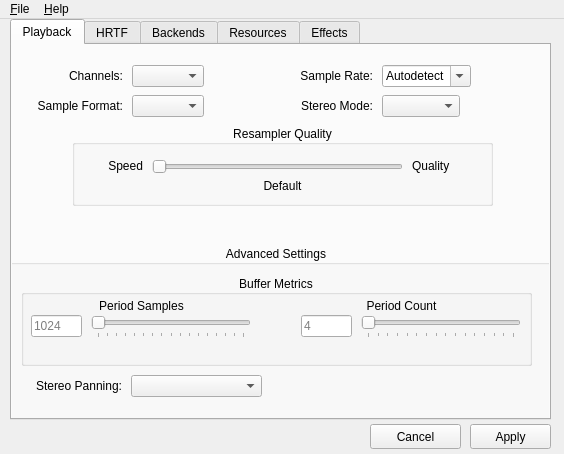
The window that utils/alsoft-config/mainwindow.ui (kcat/openal-soft) describes before a commit, drawn with Qt 5.
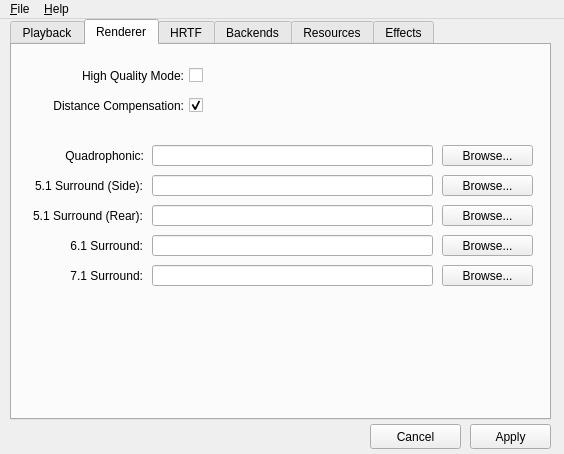
The same window after the commit. The open tabs and pages were chosen to show the change. Icons and pictures are not drawn.

Commit message: Add a config dialog tab for decoder options

```diff
--- a/utils/alsoft-config/mainwindow.ui
+++ b/utils/alsoft-config/mainwindow.ui
@@ -537,6 +537,258 @@
       </widget>
      </widget>
     </widget>
+    <widget class="QWidget" name="tab_6">
+     <attribute name="title">
+      <string>Renderer</string>
+     </attribute>
+     <widget class="QCheckBox" name="decoderHQModeCheckBox">
+      <property name="geometry">
+       <rect>
+        <x>10</x>
+        <y>20</y>
+        <width>181</width>
+        <height>21</height>
+       </rect>
+      </property>
+      <property name="toolTip">
+       <string>Enables high-quality ambisonic rendering. This mode is
+capable of frequency-dependent processing, creating a
+better reproduction of 3D sound rendering over
+surround sound speakers. Enabling this also requires
+specifying decoder configuration files for the
+appropriate speaker configuration you intend to use.</string>
+      </property>
+      <property name="layoutDirection">
+       <enum>Qt::RightToLeft</enum>
+      </property>
+      <property name="text">
+       <string>High Quality Mode:</string>
+      </property>
+     </widget>
+     <widget class="QCheckBox" name="decoderDistCompCheckBox">
+      <property name="geometry">
+       <rect>
+        <x>10</x>
+        <y>50</y>
+        <width>181</width>
+        <height>21</height>
+       </rect>
+      </property>
+      <property name="toolTip">
+       <string>This applies the necessary delays and attenuation
+to make the speakers behave as though they are
+all equidistant, which is important for proper
+playback of 3D sound rendering. Requires the high
+quality ambisonic renderer, as well as the proper
+distances to be specified in the decoder
+configuration file.</string>
+      </property>
+      <property name="layoutDirection">
+       <enum>Qt::RightToLeft</enum>
+      </property>
+      <property name="text">
+       <string>Distance Compensation:</string>
+      </property>
+      <property name="checked">
+       <bool>true</bool>
+      </property>
+     </widget>
+     <widget class="QLineEdit" name="decoderQuadLineEdit">
+      <property name="geometry">
+       <rect>
+        <x>140</x>
+        <y>100</y>
+        <width>281</width>
+        <height>21</height>
+       </rect>
+      </property>
+     </widget>
+     <widget class="QLabel" name="label_25">
+      <property name="geometry">
+       <rect>
+        <x>11</x>
+        <y>100</y>
+        <width>121</width>
+        <height>21</height>
+       </rect>
+      </property>
+      <property name="text">
+       <string>Quadrophonic:</string>
+      </property>
+      <property name="alignment">
+       <set>Qt::AlignRight|Qt::AlignTrailing|Qt::AlignVCenter</set>
+      </property>
+     </widget>
+     <widget class="QLineEdit" name="decoder51LineEdit">
+      <property name="geometry">
+       <rect>
+        <x>140</x>
+        <y>130</y>
+        <width>281</width>
+        <height>21</height>
+       </rect>
+      </property>
+     </widget>
+     <widget class="QLineEdit" name="decoder51RearLineEdit">
+      <property name="geometry">
+       <rect>
+        <x>140</x>
+        <y>160</y>
+        <width>281</width>
+        <height>21</height>
+       </rect>
+      </property>
+     </widget>
+     <widget class="QLineEdit" name="decoder61LineEdit">
+      <property name="geometry">
+       <rect>
+        <x>140</x>
+        <y>190</y>
+        <width>281</width>
+        <height>21</height>
+       </rect>
+      </property>
+     </widget>
+     <widget class="QLineEdit" name="decoder71LineEdit">
+      <property name="geometry">
+       <rect>
+        <x>140</x>
+        <y>220</y>
+        <width>281</width>
+        <height>21</height>
+       </rect>
+      </property>
+     </widget>
+     <widget class="QLabel" name="label_26">
+      <property name="geometry">
+       <rect>
+        <x>10</x>
+        <y>130</y>
+        <width>121</width>
+        <height>21</height>
+       </rect>
+      </property>
+      <property name="text">
+       <string>5.1 Surround (Side):</string>
+      </property>
+      <property name="alignment">
+       <set>Qt::AlignRight|Qt::AlignTrailing|Qt::AlignVCenter</set>
+      </property>
+     </widget>
+     <widget class="QLabel" name="label_27">
+      <property name="geometry">
+       <rect>
+        <x>10</x>
+        <y>160</y>
+        <width>121</width>
+        <height>21</height>
+       </rect>
+      </property>
+      <property name="text">
+       <string>5.1 Surround (Rear):</string>
+      </property>
+      <property name="alignment">
+       <set>Qt::AlignRight|Qt::AlignTrailing|Qt::AlignVCenter</set>
+      </property>
+     </widget>
+     <widget class="QLabel" name="label_28">
+      <property name="geometry">
+       <rect>
+        <x>10</x>
+        <y>190</y>
+        <width>121</width>
+        <height>21</height>
+       </rect>
+      </property>
+      <property name="text">
+       <string>6.1 Surround:</string>
+      </property>
+      <property name="alignment">
+       <set>Qt::AlignRight|Qt::AlignTrailing|Qt::AlignVCenter</set>
+      </property>
+     </widget>
+     <widget class="QLabel" name="label_29">
+      <property name="geometry">
+       <rect>
+        <x>10</x>
+        <y>220</y>
+        <width>121</width>
+        <height>21</height>
+       </rect>
+      </property>
+      <property name="text">
+       <string>7.1 Surround:</string>
+      </property>
+      <property name="alignment">
+       <set>Qt::AlignRight|Qt::AlignTrailing|Qt::AlignVCenter</set>
+      </property>
+     </widget>
+     <widget class="QPushButton" name="decoderQuadButton">
+      <property name="geometry">
+       <rect>
+        <x>430</x>
+        <y>100</y>
+        <width>91</width>
+        <height>21</height>
+       </rect>
+      </property>
+      <property name="text">
+       <string>Browse...</string>
+      </property>
+     </widget>
+     <widget class="QPushButton" name="decoder51Button">
+      <property name="geometry">
+       <rect>
+        <x>430</x>
+        <y>130</y>
+        <width>91</width>
+        <height>21</height>
+       </rect>
+      </property>
+      <property name="text">
+       <string>Browse...</string>
+      </property>
+     </widget>
+     <widget class="QPushButton" name="decoder51RearButton">
+      <property name="geometry">
+       <rect>
+        <x>430</x>
+        <y>160</y>
+        <width>91</width>
+        <height>21</height>
+       </rect>
+      </property>
+      <property name="text">
+       <string>Browse...</string>
+      </property>
+     </widget>
+     <widget class="QPushButton" name="decoder61Button">
+      <property name="geometry">
+       <rect>
+        <x>430</x>
+        <y>190</y>
+        <width>91</width>
+        <height>21</height>
+       </rect>
+      </property>
+      <property name="text">
+       <string>Browse...</string>
+      </property>
+     </widget>
+     <widget class="QPushButton" name="decoder71Button">
+      <property name="geometry">
+       <rect>
+        <x>430</x>
+        <y>220</y>
+        <width>91</width>
+        <height>21</height>
+       </rect>
+      </property>
+      <property name="text">
+       <string>Browse...</string>
+      </property>
+     </widget>
+    </widget>
     <widget class="QWidget" name="tab_5">
      <attribute name="title">
       <string>HRTF</string>
```
Left out of the diff: 12 changed lines with no effect on the pictures. The commit also changes 2 other files.
